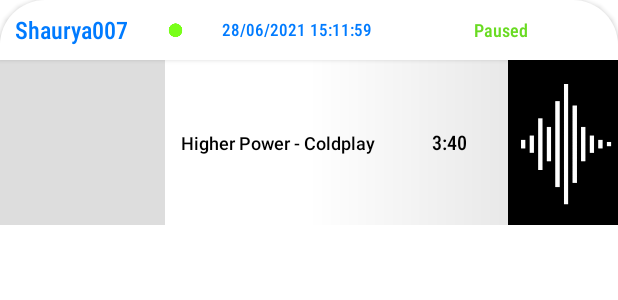
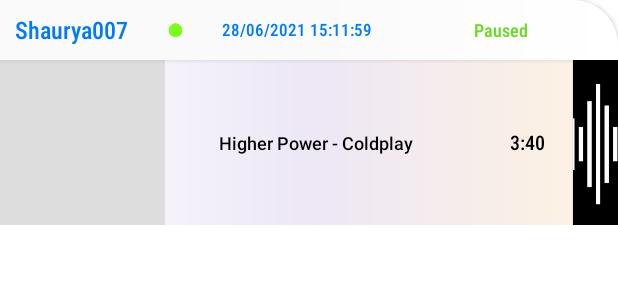
Before and after one commit to arpitmx/Sigmo-Android, an Android app: the layout list_item.xml on its own in the app's theme, with its tools: preview values and no code run, on a phone screen of 412 x 824 dp. Shown: the top 300 px of the screen. Run offline under Robolectric (Android 15) with nearby library versions, the phone set to English and light mode, and no system bars.

Commit message:
betterment in ui

```diff
--- a/app/src/main/java/com/bitpolarity/spotifytestapp/CustomAdapter.java
+++ b/app/src/main/java/com/bitpolarity/spotifytestapp/CustomAdapter.java
@@ -87,7 +87,7 @@ public class CustomAdapter extends ArrayAdapter {
 
         Picasso.with(context)
                 .load(poster[position])
-                .resize(150, 150) // here you resize your image to whatever width and height you like
+                .resize(120, 120) // here you resize your image to whatever width and height you like
                 .into(posterr);
 
 
--- a/app/src/main/res/drawable/borders.xml
+++ b/app/src/main/res/drawable/borders.xml
@@ -5,10 +5,14 @@
         <shape
             android:shape="rectangle">
 
-            <corners android:topLeftRadius="30dp"
+            <corners android:topLeftRadius="0dp"
                 android:topRightRadius="30dp"/>
-            <stroke android:color="@color/black"></stroke>
-            <solid android:color="#FFFFFF" />
+            <gradient android:startColor="#FAFAFA"
+                android:centerColor="#FAFAFA"
+                android:gradientRadius="3dp"
+                android:endColor="#fff"
+                android:angle="0"
+                />
 
         </shape>
     </item>
--- a/app/src/main/res/drawable/borders_post.xml
+++ b/app/src/main/res/drawable/borders_post.xml
@@ -10,8 +10,8 @@
                 android:bottomRightRadius="7dp"/>
 
             <gradient android:startColor="#FFFFFF"
-                android:centerColor="#FFFF"
-                android:endColor="#DCDCDC"
+                android:centerColor="#EDE7F6"
+                android:endColor="#FFF3E0"
                 android:angle="0"
                 />
 
--- a/app/src/main/res/layout/list_item.xml
+++ b/app/src/main/res/layout/list_item.xml
@@ -129,6 +129,8 @@
                 android:layout_height="110dp"
                 android:background="@drawable/borders_post"
                 android:orientation="horizontal"
+                android:clickable="true"
+                android:focusable="true"
 
                 android:weightSum="10"
                 app:layout_constraintBottom_toBottomOf="parent"
@@ -164,7 +166,7 @@
                     android:id="@+id/songname"
                     android:layout_width="0dp"
                     android:layout_height="match_parent"
-                    android:layout_weight="5.5"
+                    android:layout_weight="7"
                     android:fontFamily="sans-serif-medium"
                     android:gravity="center"
                     android:minHeight="?android:attr/listPreferredItemHeightSmall"
@@ -189,22 +191,28 @@
                     android:textColor="@color/black"
                     android:textSize="13dp" />
 
+            <LinearLayout
+    android:layout_width="0dp"
+    android:layout_weight="1"
+    android:layout_height="match_parent"
+
+                android:gravity="end">
 
 
                 <ImageView
                     android:id="@+id/view2"
-                    android:layout_width="0dp"
+                    android:layout_width="30dp"
                     android:layout_height="match_parent"
-                    android:layout_weight="2.5"
+                    android:layout_gravity="end"
                     android:background="@color/black"
                     android:scaleType="centerCrop"
-                    android:layout_marginStart="10dp"
+                    android:elevation="5dp"
                     android:scaleX="1"
                     android:scaleY="1"
                     android:src="@drawable/eq"
 
                     android:visibility="visible" />
-
+            </LinearLayout>
             </LinearLayout>
 
 
```
